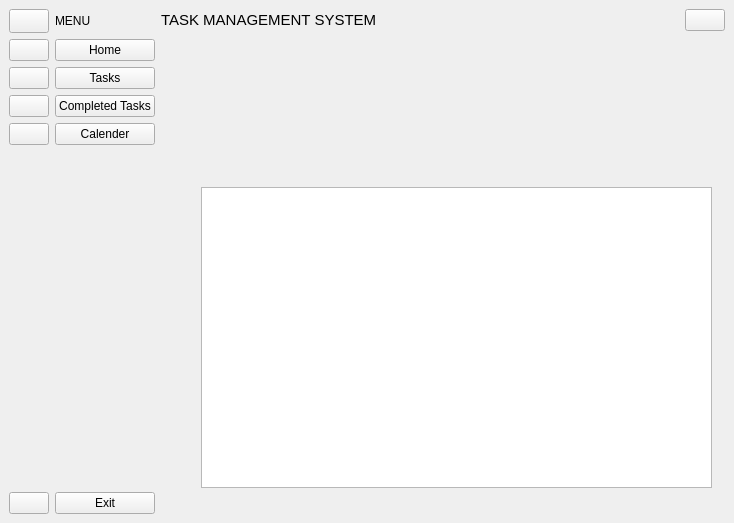
Qt form interface.ui (VicMbugua/TaskManagementSystem) before a commit.
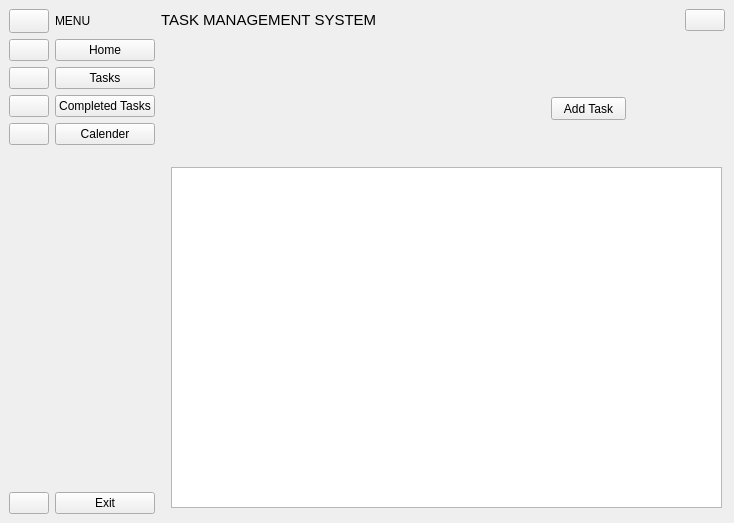
The same form after that commit. Icons and pictures are not drawn.

Commit message: Edited the tasks list

What changed in the file:
```diff
--- a/interface.ui
+++ b/interface.ui
@@ -465,13 +465,26 @@
           <widget class="QTableView" name="tasks_list">
            <property name="geometry">
             <rect>
-             <x>40</x>
-             <y>150</y>
-             <width>511</width>
-             <height>301</height>
+             <x>10</x>
+             <y>130</y>
+             <width>551</width>
+             <height>341</height>
             </rect>
            </property>
           </widget>
+          <widget class="QPushButton" name="add_task_btn">
+           <property name="geometry">
+            <rect>
+             <x>390</x>
+             <y>60</y>
+             <width>75</width>
+             <height>23</height>
+            </rect>
+           </property>
+           <property name="text">
+            <string>Add Task</string>
+           </property>
+          </widget>
          </widget>
          <widget class="QWidget" name="completed_tasks_page">
           <widget class="QLabel" name="label_6">
```
Left out of the diff: 6 changed lines with no effect on the pictures. The commit also changes 9 other files.
